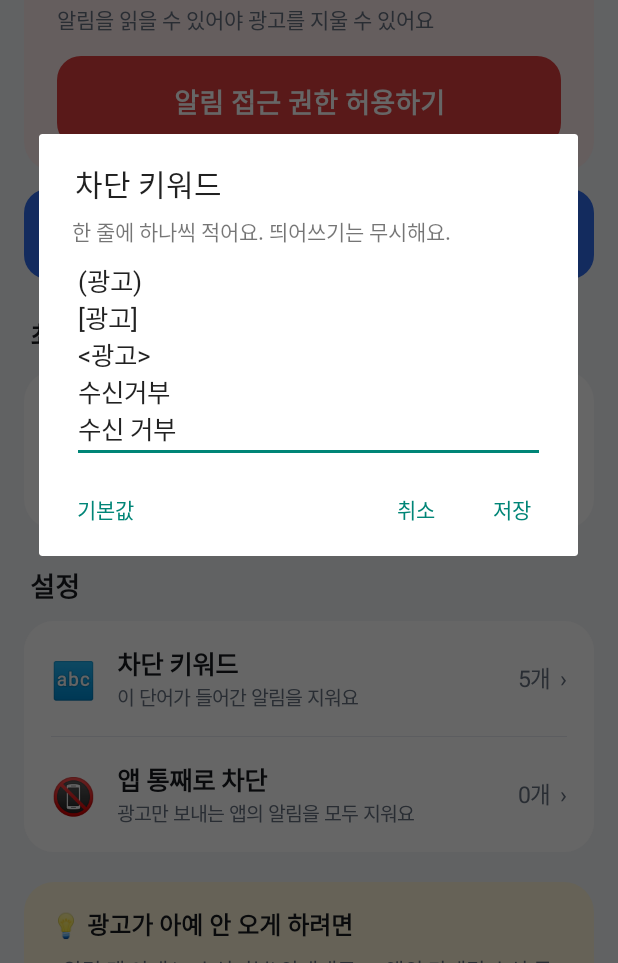
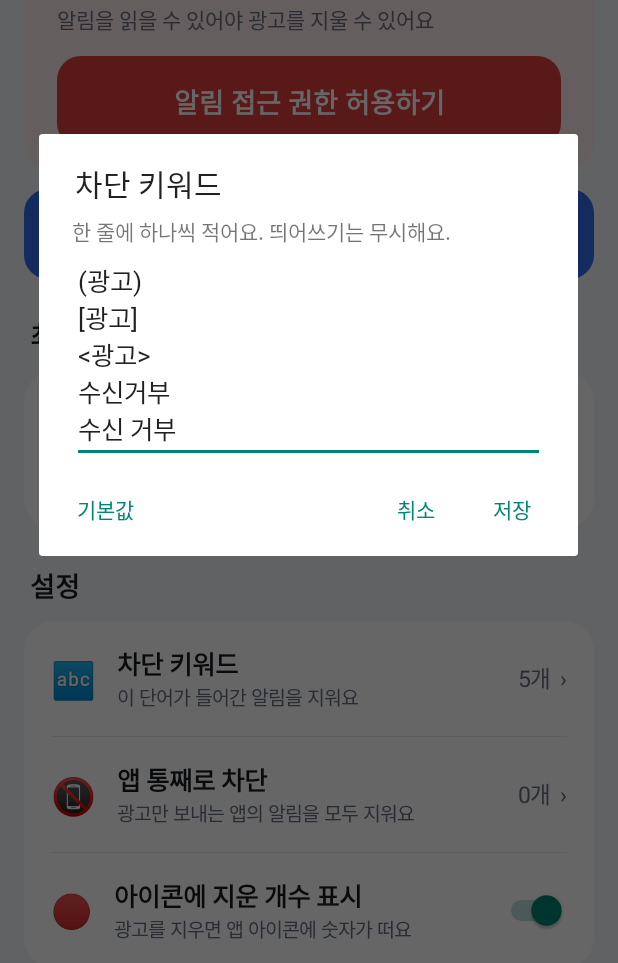
Before and after one commit to jonginzz33-code/jonginzz33, an Android app: the screen it shows after launch (MainActivity), after a tap on an icon or button, on a phone screen of 412 x 824 dp, the part 273-1236 px from its top. Run offline under Robolectric (Android 15) with nearby library versions, the phone set to English and light mode, and no system bars; libraries missing offline, so code that uses them is left out: com.google.android.play; 3 other taps on this screen came first.

Commit message:
1.0.5: icon badge with deleted count, log shows notification text
Co-Authored-By: Claude Opus 5.5 <noreply@anthropic.com>
Claude-Session: https://claude.ai/code/session_016t4SnvPHyZD74hN4QCv1MU

```diff
--- a/ad-blocker-app/app/build.gradle.kts
+++ b/ad-blocker-app/app/build.gradle.kts
@@ -19,8 +19,8 @@ android {
         applicationId = "com.jonginzz.adblock"
         minSdk = 26
         targetSdk = 36
-        versionCode = 5
-        versionName = "1.0.4"
+        versionCode = 6
+        versionName = "1.0.5"
     }
     signingConfigs {
         if (keyProps.isNotEmpty()) create("release") {
--- a/ad-blocker-app/app/src/main/AndroidManifest.xml
+++ b/ad-blocker-app/app/src/main/AndroidManifest.xml
@@ -8,6 +8,8 @@
             <category android:name="android.intent.category.LAUNCHER" />
         </intent>
     </queries>
+
+    <uses-permission android:name="android.permission.POST_NOTIFICATIONS" />
 
     <application
         android:label="@string/app_name"
--- a/ad-blocker-app/app/src/main/java/com/jonginzz/adblock/AdBlockService.kt
+++ b/ad-blocker-app/app/src/main/java/com/jonginzz/adblock/AdBlockService.kt
@@ -56,7 +56,10 @@ class AdBlockService : NotificationListenerService() {
 
         if (appBlocked || isAd) {
             cancelNotification(sbn.key)
-            Prefs.addLog(this, appLabel(sbn.packageName), title.ifEmpty { text }.take(60))
+            // 기록: "제목 · 내용" (무엇 때문에 지웠는지 보이게)
+            val body = listOf(title, text).filter { it.isNotBlank() }.distinct().joinToString(" · ")
+            Prefs.addLog(this, appLabel(sbn.packageName), body.take(90))
+            Badge.update(this)
         }
     }
 
--- a/ad-blocker-app/app/src/main/java/com/jonginzz/adblock/MainActivity.kt
+++ b/ad-blocker-app/app/src/main/java/com/jonginzz/adblock/MainActivity.kt
@@ -51,6 +51,11 @@ class MainActivity : Activity() {
         super.onCreate(savedInstanceState)
         ui = Ui(this)
         window.statusBarColor = ui.bg
+        // 안드로이드 13+: 아이콘 숫자 표시용 알림 권한 (한 번만 물어봄)
+        if (android.os.Build.VERSION.SDK_INT >= 33 &&
+            checkSelfPermission(android.Manifest.permission.POST_NOTIFICATIONS) != android.content.pm.PackageManager.PERMISSION_GRANTED) {
+            requestPermissions(arrayOf(android.Manifest.permission.POST_NOTIFICATIONS), 1)
+        }
         if (!ui.dark) window.decorView.systemUiVisibility = View.SYSTEM_UI_FLAG_LIGHT_STATUS_BAR
 
         val root = LinearLayout(this).apply {
@@ -149,6 +154,22 @@ class MainActivity : Activity() {
         settings.addView(settingRow("📵", "앱 통째로 차단", "광고만 보내는 앱의 알림을 모두 지워요", appsValue) {
             startActivity(Intent(this, AppsActivity::class.java))
         })
+        settings.addView(View(this).apply { setBackgroundColor(ui.line) },
+            LinearLayout.LayoutParams(MATCH_PARENT, 1).apply { leftMargin = ui.dp(18); rightMargin = ui.dp(18) })
+        settings.addView(LinearLayout(this).apply {
+            orientation = LinearLayout.HORIZONTAL
+            gravity = Gravity.CENTER_VERTICAL
+            setPadding(ui.dp(18), ui.dp(16), ui.dp(18), ui.dp(16))
+            addView(text("🔴", 22f, ui.text).apply { setPadding(0, 0, ui.dp(14), 0) })
+            addView(vbox().apply {
+                addView(text("아이콘에 지운 개수 표시", 17f, ui.text, bold = true))
+                addView(text("광고를 지우면 앱 아이콘에 숫자가 떠요", 13f, ui.sub))
+            }, LinearLayout.LayoutParams(0, WRAP_CONTENT, 1f))
+            addView(Switch(this@MainActivity).apply {
+                isChecked = Prefs.badgeEnabled(this@MainActivity)
+                setOnCheckedChangeListener { _, on -> Prefs.setBadgeEnabled(this@MainActivity, on) }
+            })
+        })
         root.addView(settings, block())
 
         // ── 5. 팁 ──
@@ -172,6 +193,7 @@ class MainActivity : Activity() {
     override fun onResume() {
         super.onResume()
         getSharedPreferences("adblock", MODE_PRIVATE).registerOnSharedPreferenceChangeListener(prefListener)
+        Badge.clear(this)   // 앱을 열었으니 아이콘 숫자 지우기
         refresh()
     }
 
--- a/ad-blocker-app/app/src/main/java/com/jonginzz/adblock/Prefs.kt
+++ b/ad-blocker-app/app/src/main/java/com/jonginzz/adblock/Prefs.kt
@@ -13,6 +13,8 @@ object Prefs {
     private const val K_APPS = "blocked_apps"
     private const val K_LOG = "log"
     private const val K_COUNT = "count"
+    private const val K_UNSEEN = "unseen"
+    private const val K_BADGE = "badge"
     private const val MAX_LOG = 100
 
     /**
@@ -49,8 +51,14 @@ object Prefs {
         sp(c).edit()
             .putString(K_LOG, list.joinToString("\n"))
             .putInt(K_COUNT, count(c) + 1)
+            .putInt(K_UNSEEN, unseen(c) + 1)
             .apply()
     }
 
+    fun unseen(c: Context) = sp(c).getInt(K_UNSEEN, 0)
+    fun resetUnseen(c: Context) = sp(c).edit().putInt(K_UNSEEN, 0).apply()
+    fun badgeEnabled(c: Context) = sp(c).getBoolean(K_BADGE, true)
+    fun setBadgeEnabled(c: Context, v: Boolean) = sp(c).edit().putBoolean(K_BADGE, v).apply()
+
     fun clearLog(c: Context) = sp(c).edit().remove(K_LOG).putInt(K_COUNT, 0).apply()
 }
--- /dev/null
+++ b/ad-blocker-app/app/src/main/res/drawable/ic_stat.xml
@@ -0,0 +1,6 @@
+<vector xmlns:android="http://schemas.android.com/apk/res/android"
+    android:width="24dp" android:height="24dp" android:viewportWidth="48" android:viewportHeight="48">
+    <path android:fillColor="#FFFFFF"
+        android:pathData="M24,46c2.2,0 4,-1.8 4,-4h-8c0,2.2 1.8,4 4,4zM36,34L36,23c0,-6.1 -3.3,-11.3 -9,-12.6L27,9c0,-1.7 -1.3,-3 -3,-3s-3,1.3 -3,3v1.4C15.3,11.7 12,16.9 12,23v11l-4,4v2h32v-2l-4,-4z"/>
+    <path android:strokeColor="#FFFFFF" android:strokeWidth="5" android:strokeLineCap="round" android:pathData="M6,6L42,42"/>
+</vector>
```
Also changed, not shown: ad-blocker-app/app/src/main/java/com/jonginzz/adblock/Badge.kt (added, +49 -0 lines), 3 other files.
